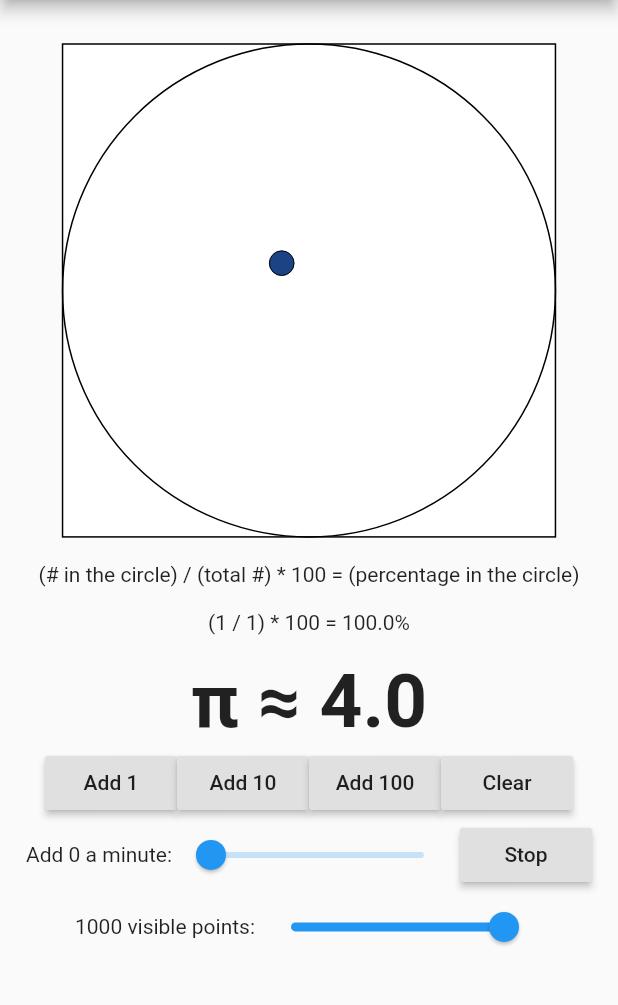
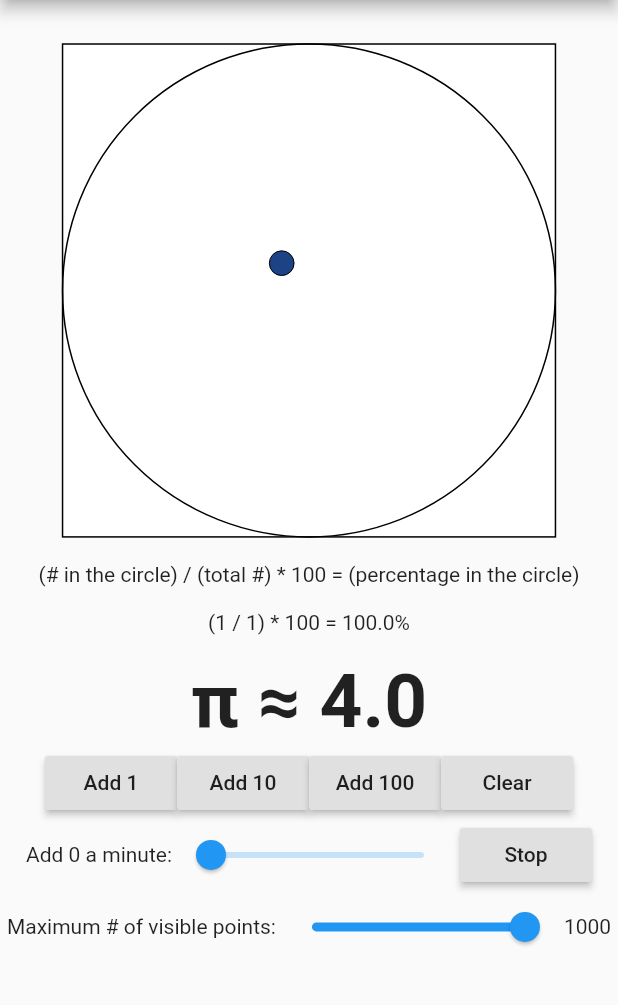
Before and after one commit to scourgemancer/random-pi-estimation, a Flutter app: the screen it shows after launch, after a tap on "Add 1", on a phone screen of 412 x 824 dp, the part 84-1089 px from its top. Run offline on Flutter 3.47's test engine with Material 2 defaults, Android fonts, the phone set to English and light mode, and no system bars; our stand-ins replace flutter_redux, redux.

Commit message:
Makes points out of the circle transparent

```diff
--- a/random_pi_estimation/lib/main.dart
+++ b/random_pi_estimation/lib/main.dart
@@ -253,16 +253,16 @@ class _HomePageState extends State<HomePage> {
                       Row(
                         mainAxisAlignment: MainAxisAlignment.center,
                         children: <Widget>[
-                          Text("$maxVisiblePoints visible points:"),
+                          Text("Maximum # of visible points:"),
                           Slider(
                             value: maxVisiblePoints.toDouble(),
                             min: 0,
                             max: 1000,
                             divisions: 1000,
-
                             onChanged: (double value) => setState(() {
                               maxVisiblePoints = value.round();}),
                           ),
+                          Text("$maxVisiblePoints"),
                         ],
                       ),
                     ],
@@ -305,6 +305,7 @@ class RandomPoint extends StatelessWidget {
 
   @override
   Widget build(BuildContext context) {
+    if (isInCircle()) {
       return new Positioned(
         left: (0.5 + (getX() / 2)) * graphWidth - pointRadius,
         top:  (0.5 + (getY() / 2)) * graphWidth - pointRadius,
@@ -318,6 +319,21 @@ class RandomPoint extends StatelessWidget {
           ),
         ),
       );
+    } else {
+      return new Positioned(
+        left: (0.5 + (getX() / 2)) * graphWidth - pointRadius,
+        top:  (0.5 + (getY() / 2)) * graphWidth - pointRadius,
+        child: Container(
+          width:  2 * pointRadius,
+          height: 2 * pointRadius,
+          decoration: new BoxDecoration(
+            shape: BoxShape.circle,
+            color: Colors.transparent,
+            border: Border.all(width: 1),
+          ),
+        ),
+      );
+    }
   }
 }
 
```
Lines whose indentation alone changed are shown as unchanged.
